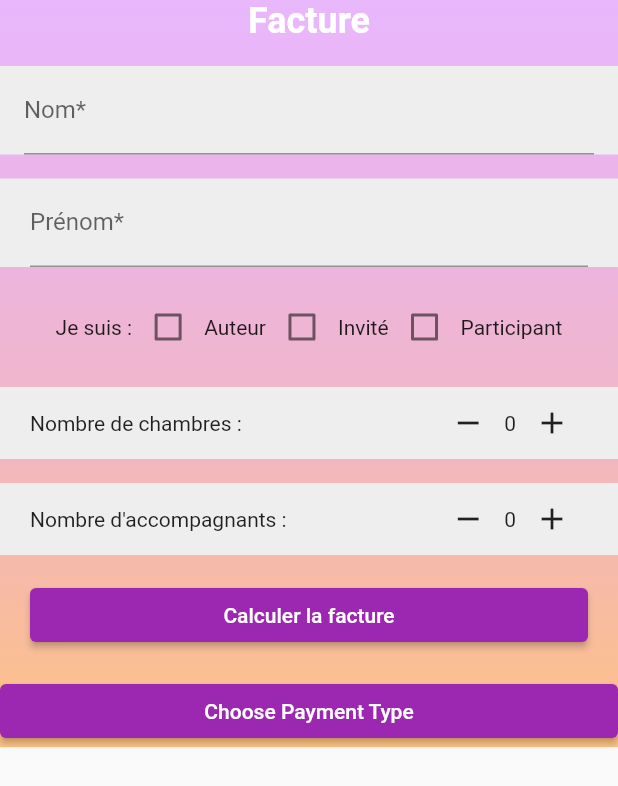
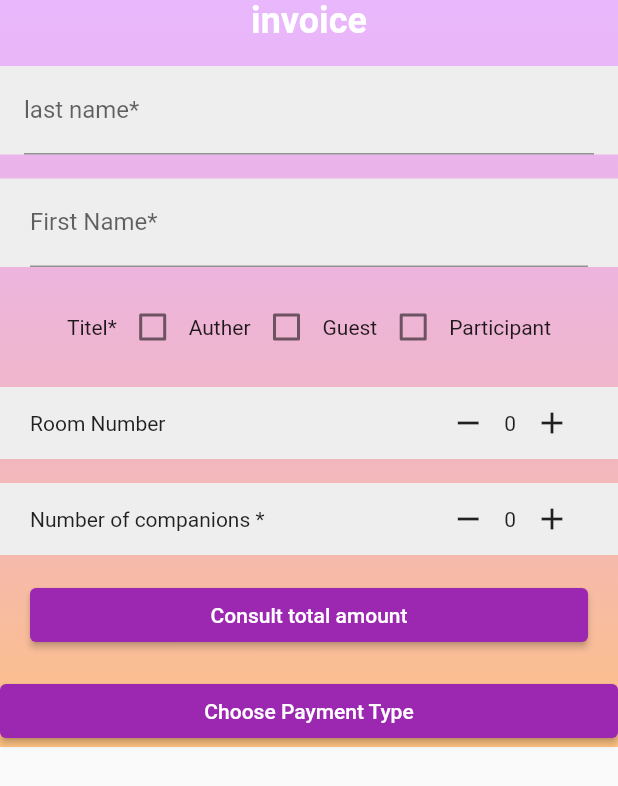
Before and after one commit to Amirastemp/pfa_project, a Flutter app: the FacturePage screen opened directly, on a phone screen of 412 x 824 dp. Shown: the top 786 px of the screen. Run offline on Flutter 3.47's test engine with Material 2 defaults, Android fonts, the phone set to English and light mode, and no system bars; our stand-ins replace flutter_svg.

Commit message:
new update

```diff
--- a/lib/modulesAdmin/inseresion/insert.dart
+++ b/lib/modulesAdmin/inseresion/insert.dart
@@ -64,7 +64,7 @@ class _InsertState extends State<Insert> {
                     child: Column(
                       children: [
                         const Text(
-                          'Nom : ',
+                          'Last name* ',
                           style: TextStyle(
                             fontSize: 20.0,
                           ),
@@ -82,7 +82,7 @@ class _InsertState extends State<Insert> {
                           },
                           validator: (value) {
                             if (value!.isEmpty) {
-                              return 'Please enter your first name';
+                              return 'Please enter your last name';
                             }
                             return null;
                           },
@@ -112,7 +112,7 @@ class _InsertState extends State<Insert> {
                     child: Column(
                       children: [
                         const Text(
-                          'prénom : ',
+                          'First name * ',
                           style: TextStyle(
                             fontSize: 20.0,
                           ),
@@ -158,13 +158,13 @@ class _InsertState extends State<Insert> {
                     child: Column(
                       children: [
                         const Text(
-                          'who me:',
+                          'Your title *',
                           style: TextStyle(fontSize: 20.0),
                         ),
                         Row(children: [
                           Row(
                             children: [
-                              Text("Auteur"),
+                              Text("Auther"),
                               Switch(
                                 value: _isAuteur,
                                 onChanged: (value) {
@@ -177,7 +177,7 @@ class _InsertState extends State<Insert> {
                           ),
                           Row(
                             children: [
-                              Text("Invité"),
+                              Text("Guest"),
                               Switch(
                                 value: _isInvite,
                                 onChanged: (value) {
@@ -247,7 +247,7 @@ class _InsertState extends State<Insert> {
                                       print(value);
                                     },
                                     decoration: const InputDecoration(
-                                      labelText: ' Id papier ',
+                                      labelText: ' Id paper ',
                                       prefixIcon: Icon(Icons.confirmation_num),
                                     ),
                                   ),
@@ -295,7 +295,7 @@ class _InsertState extends State<Insert> {
                                       print(value);
                                     },
                                     decoration: const InputDecoration(
-                                      labelText: '  title  ',
+                                      labelText: '  title paper ',
                                       prefixIcon: Icon(Icons.title),
                                     ),
                                   ),
--- a/lib/modulesusers/HomeScreens/mydrawerlist/events.dart
+++ b/lib/modulesusers/HomeScreens/mydrawerlist/events.dart
@@ -61,7 +61,7 @@ class _EventListScreenState extends State<EventListScreen> {
   }
 
   Future<void> _fetchEvents() async {
-    final response = await http.get(Uri.parse('http://your-nestjs-backend-url/events'));
+    final response = await http.get(Uri.parse('http://localhost:3000/getprogramme/programme/programme'));
     if (response.statusCode == 200) {
       final List<dynamic> jsonData = json.decode(response.body);
       setState(() {
--- a/lib/modulesusers/payment/facture/facture.dart
+++ b/lib/modulesusers/payment/facture/facture.dart
@@ -21,15 +21,15 @@ class _FacturePageState extends State<FacturePage> {
     double totalCost = 0.0;
 
     if (_isAuteur) {
-      totalCost += 200.0;
+      totalCost += 60.0;
     }
 
     if (_isInvite) {
-      totalCost += 100.0;
+      totalCost += 40.0;
     }
 
     if (_isParticipant) {
-      totalCost += 50.0;
+      totalCost += 80.0;
     }
 
     totalCost += _numberOfRooms * 150.0;
@@ -44,11 +44,11 @@ class _FacturePageState extends State<FacturePage> {
         context: context,
         builder: (BuildContext context) {
           return AlertDialog(
-            title: Text('Champs obligatoires manquants'),
-            content: Text('Veuillez remplir tous les champs obligatoires.'),
+            title: Text('Missing required fields'),
+            content: Text('Please fill in all required fields.'),
             actions: <Widget>[
               TextButton(
-                child: Text('Fermer'),
+                child: Text('Close'),
                 onPressed: () {
                   Navigator.of(context).pop();
                 },
@@ -66,11 +66,11 @@ class _FacturePageState extends State<FacturePage> {
       context: context,
       builder: (BuildContext context) {
         return AlertDialog(
-          title: Text('Facture'),
-          content: Text('Le total à payer est $totalCost €'),
+          title: Text('Invoice'),
+          content: Text('the total amount is $totalCost dt'),
           actions: <Widget>[
             TextButton(
-              child: Text('Fermer'),
+              child: Text('Close'),
               onPressed: () {
                 Navigator.of(context).pop();
               },
@@ -103,7 +103,7 @@ class _FacturePageState extends State<FacturePage> {
             children: [
               Center(
                 child: Text(
-                  "Facture",
+                  "invoice",
                   style: TextStyle(
                       fontSize: 24.0,
                       color: Colors.white,
@@ -116,8 +116,8 @@ class _FacturePageState extends State<FacturePage> {
                 padding: EdgeInsets.symmetric(horizontal: 16.0),
                 child: TextField(
                   decoration: InputDecoration(
-                    labelText: "Nom*",
-                    hintText: "Saisissez votre nom",
+                    labelText: "last name*",
+                    hintText: "Enter your last name ",
                   ),
                   onChanged: (value) {
                     setState(() {
@@ -132,8 +132,8 @@ class _FacturePageState extends State<FacturePage> {
                 color: Colors.grey[200],
                 child: TextField(
                   decoration: InputDecoration(
-                    labelText: "Prénom*",
-                    hintText: "Saisissez votre prénom",
+                    labelText: "First Name*",
+                    hintText: "enter your first name ",
                   ),
                   onChanged: (value) {
                     setState(() {
@@ -146,7 +146,7 @@ class _FacturePageState extends State<FacturePage> {
               Row(
                 mainAxisAlignment: MainAxisAlignment.center,
                 children: [
-                  Text("Je suis :"),
+                  Text("Titel*"),
                   Checkbox(
                     value: _isAuteur,
                     onChanged: (value) {
@@ -155,7 +155,7 @@ class _FacturePageState extends State<FacturePage> {
                       });
                     },
                   ),
-                  Text("Auteur"),
+                  Text("Auther"),
                   Checkbox(
                     value: _isInvite,
                     onChanged: (value) {
@@ -164,7 +164,7 @@ class _FacturePageState extends State<FacturePage> {
                       });
                     },
                   ),
-                  Text("Invité"),
+                  Text("Guest"),
                   Checkbox(
                     value: _isParticipant,
                     onChanged: (value) {
@@ -183,7 +183,7 @@ class _FacturePageState extends State<FacturePage> {
                 child: Row(
                   mainAxisAlignment: MainAxisAlignment.spaceBetween,
                   children: [
-                    Text("Nombre de chambres :"),
+                    Text("Room Number "),
                     Row(
                       children: [
                         IconButton(
@@ -216,7 +216,7 @@ class _FacturePageState extends State<FacturePage> {
                 child: Row(
                   mainAxisAlignment: MainAxisAlignment.spaceBetween,
                   children: [
-                    Text("Nombre d'accompagnants :"),
+                    Text("Number of companions *"),
                     Row(
                       children: [
                         IconButton(
@@ -251,7 +251,7 @@ class _FacturePageState extends State<FacturePage> {
                   style: ElevatedButton.styleFrom(
                     primary: Colors.purple,
                   ),
-                  child: Text("Calculer la facture"),
+                  child: Text("Consult total amount"),
                 ),
               ),
               SizedBox(height: 16.0),
```
Also changed, not shown: lib/modulesusers/payment/facture_card/factCard.dart (+15 -14 lines).
